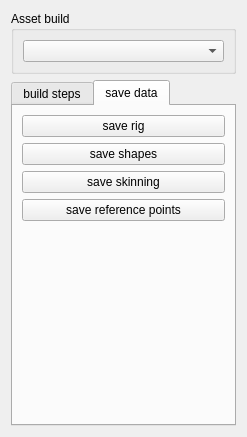
Old version of the form pipeline/tools/resources/build_form.ui in the repository danielkenobi3d/bgb_short.
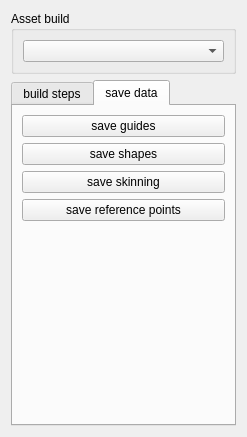
New version of the form. The open tabs and pages were chosen to show the change.

What changed in the file:
```diff
--- a/pipeline/tools/resources/build_form.ui
+++ b/pipeline/tools/resources/build_form.ui
@@ -51,7 +51,7 @@
          <item>
           <widget class="QPushButton" name="save_rig_button">
            <property name="text">
-            <string>save rig</string>
+            <string>save guides</string>
            </property>
           </widget>
          </item>
```
Left out of the diff: 2 changed lines with no effect on the pictures.
